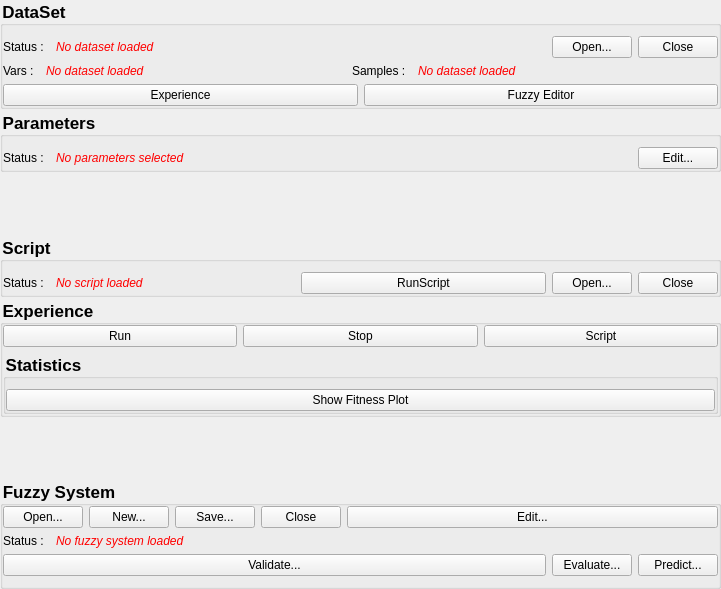
Above: fuge-lc/fugemain.ui from ThibaultSchowing/FUGE-LC before the change. Below: the same form after it.
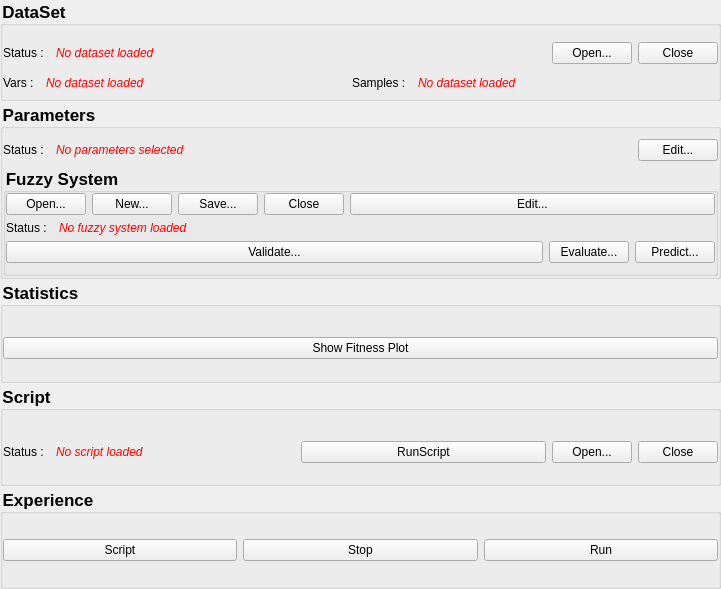
That is the form after the change. Icons and pictures are not drawn.

Commit message: reverted bad changed main ui

Patch:
```diff
--- a/fuge-lc/fugemain.ui
+++ b/fuge-lc/fugemain.ui
@@ -266,22 +266,7 @@
         </layout>
        </item>
        <item>
-        <layout class="QHBoxLayout" name="horizontalLayout_8" stretch="0,0">
-         <item>
-          <widget class="QPushButton" name="btShowExperience">
-           <property name="text">
-            <string>Experience</string>
-           </property>
-          </widget>
-         </item>
-         <item>
-          <widget class="QPushButton" name="btShowFuzzyEdition">
-           <property name="text">
-            <string>Fuzzy Editor</string>
-           </property>
-          </widget>
-         </item>
-        </layout>
+        <layout class="QHBoxLayout" name="horizontalLayout_8" stretch=""/>
        </item>
       </layout>
      </widget>
@@ -390,21 +375,273 @@
          </item>
         </layout>
        </item>
+       <item>
+        <widget class="QGroupBox" name="groupBox_FuzzySystem">
+         <property name="enabled">
+          <bool>true</bool>
+         </property>
+         <property name="sizePolicy">
+          <sizepolicy hsizetype="Expanding" vsizetype="Preferred">
+           <horstretch>0</horstretch>
+           <verstretch>0</verstretch>
+          </sizepolicy>
+         </property>
+         <property name="styleSheet">
+          <string notr="true">QGroupBox
+{
+	
+	font-size: 13pt;
+    font-weight: bold;
+}
+</string>
+         </property>
+         <property name="title">
+          <string>Fuzzy System</string>
+         </property>
+         <property name="flat">
+          <bool>false</bool>
+         </property>
+         <layout class="QVBoxLayout" name="verticalLayout_6">
+          <property name="leftMargin">
+           <number>0</number>
+          </property>
+          <property name="topMargin">
+           <number>0</number>
+          </property>
+          <property name="rightMargin">
+           <number>0</number>
+          </property>
+          <property name="bottomMargin">
+           <number>10</number>
+          </property>
+          <item>
+           <layout class="QHBoxLayout" name="horizontalLayout_10">
+            <item>
+             <widget class="QPushButton" name="btOpenFuzzy">
+              <property name="sizePolicy">
+               <sizepolicy hsizetype="Fixed" vsizetype="Fixed">
+                <horstretch>0</horstretch>
+                <verstretch>0</verstretch>
+               </sizepolicy>
+              </property>
+              <property name="text">
+               <string>Open...</string>
+              </property>
+             </widget>
+            </item>
+            <item>
+             <widget class="QPushButton" name="btNewFuzzy">
+              <property name="sizePolicy">
+               <sizepolicy hsizetype="Fixed" vsizetype="Fixed">
+                <horstretch>0</horstretch>
+                <verstretch>0</verstretch>
+               </sizepolicy>
+              </property>
+              <property name="text">
+               <string>New...</string>
+              </property>
+             </widget>
+            </item>
+            <item>
+             <widget class="QPushButton" name="btSaveFuzzy">
+              <property name="sizePolicy">
+               <sizepolicy hsizetype="Fixed" vsizetype="Fixed">
+                <horstretch>0</horstretch>
+                <verstretch>0</verstretch>
+               </sizepolicy>
+              </property>
+              <property name="text">
+               <string>Save...</string>
+              </property>
+             </widget>
+            </item>
+            <item>
+             <widget class="QPushButton" name="btCloseFuzzy">
+              <property name="sizePolicy">
+               <sizepolicy hsizetype="Fixed" vsizetype="Fixed">
+                <horstretch>0</horstretch>
+                <verstretch>0</verstretch>
+               </sizepolicy>
+              </property>
+              <property name="text">
+               <string>Close</string>
+              </property>
+             </widget>
+            </item>
+            <item>
+             <widget class="QPushButton" name="btEditFuzzy">
+              <property name="text">
+               <string>Edit...</string>
+              </property>
+             </widget>
+            </item>
+           </layout>
+          </item>
+          <item>
+           <layout class="QHBoxLayout" name="horizontalLayout_12">
+            <item>
+             <widget class="QLabel" name="label_2">
+              <property name="sizePolicy">
+               <sizepolicy hsizetype="Fixed" vsizetype="Fixed">
+                <horstretch>0</horstretch>
+                <verstretch>0</verstretch>
+               </sizepolicy>
+              </property>
+              <property name="font">
+               <font>
+                <bold>false</bold>
+               </font>
+              </property>
+              <property name="text">
+               <string>Status :</string>
+              </property>
+             </widget>
+            </item>
+            <item>
+             <widget class="QLabel" name="label_fuzzyInfo">
+              <property name="sizePolicy">
+               <sizepolicy hsizetype="Minimum" vsizetype="Fixed">
+                <horstretch>0</horstretch>
+                <verstretch>0</verstretch>
+               </sizepolicy>
+              </property>
+              <property name="font">
+               <font>
+                <italic>true</italic>
+               </font>
+              </property>
+              <property name="styleSheet">
+               <string notr="true">color: rgb(255, 0, 0);</string>
+              </property>
+              <property name="text">
+               <string>No fuzzy system loaded</string>
+              </property>
+              <property name="wordWrap">
+               <bool>true</bool>
+              </property>
+              <property name="margin">
+               <number>0</number>
+              </property>
+              <property name="indent">
+               <number>6</number>
+              </property>
+              <property name="textInteractionFlags">
+               <set>Qt::LinksAccessibleByMouse|Qt::TextSelectableByMouse</set>
+              </property>
+             </widget>
+            </item>
+           </layout>
+          </item>
+          <item>
+           <layout class="QHBoxLayout" name="horizontalLayout_11">
+            <item>
+             <widget class="QPushButton" name="btValidate">
+              <property name="font">
+               <font>
+                <bold>false</bold>
+               </font>
+              </property>
+              <property name="text">
+               <string>Validate...</string>
+              </property>
+             </widget>
+            </item>
+            <item>
+             <widget class="QPushButton" name="btEvaluate">
+              <property name="sizePolicy">
+               <sizepolicy hsizetype="Fixed" vsizetype="Fixed">
+                <horstretch>0</horstretch>
+                <verstretch>0</verstretch>
+               </sizepolicy>
+              </property>
+              <property name="font">
+               <font>
+                <bold>false</bold>
+               </font>
+              </property>
+              <property name="text">
+               <string>Evaluate...</string>
+              </property>
+              <property name="flat">
+               <bool>false</bool>
+              </property>
+             </widget>
+            </item>
+            <item>
+             <widget class="QPushButton" name="btPredict">
+              <property name="sizePolicy">
+               <sizepolicy hsizetype="Fixed" vsizetype="Fixed">
+                <horstretch>0</horstretch>
+                <verstretch>0</verstretch>
+               </sizepolicy>
+              </property>
+              <property name="font">
+               <font>
+                <bold>false</bold>
+               </font>
+              </property>
+              <property name="text">
+               <string>Predict...</string>
+              </property>
+             </widget>
+            </item>
+           </layout>
+          </item>
+         </layout>
+        </widget>
+       </item>
       </layout>
      </widget>
     </item>
     <item>
-     <spacer name="verticalSpacer">
-      <property name="orientation">
-       <enum>Qt::Vertical</enum>
+     <widget class="QGroupBox" name="groupBox_Statistics">
+      <property name="sizePolicy">
+       <sizepolicy hsizetype="Expanding" vsizetype="Preferred">
+        <horstretch>0</horstretch>
+        <verstretch>0</verstretch>
+       </sizepolicy>
       </property>
-      <property name="sizeHint" stdset="0">
-       <size>
-        <width>20</width>
-        <height>0</height>
-       </size>
+      <property name="styleSheet">
+       <string notr="true">QGroupBox
+{
+	
+	font-size: 13pt;
+    font-weight: bold;
+}
+</string>
       </property>
-     </spacer>
+      <property name="title">
+       <string>Statistics</string>
+      </property>
+      <property name="flat">
+       <bool>false</bool>
+      </property>
+      <layout class="QVBoxLayout" name="verticalLayout_7">
+       <property name="leftMargin">
+        <number>0</number>
+       </property>
+       <property name="topMargin">
+        <number>10</number>
+       </property>
+       <property name="rightMargin">
+        <number>0</number>
+       </property>
+       <property name="bottomMargin">
+        <number>0</number>
+       </property>
+       <item>
+        <layout class="QHBoxLayout" name="horizontalLayout_14">
+         <item>
+          <widget class="QPushButton" name="btGraph">
+           <property name="text">
+            <string>Show Fitness Plot</string>
+           </property>
+          </widget>
+         </item>
+        </layout>
+       </item>
+      </layout>
+     </widget>
     </item>
     <item>
      <widget class="QGroupBox" name="groupBox_Script">
@@ -573,32 +810,6 @@
            <property name="leftMargin">
             <number>0</number>
            </property>
-           <item>
-            <widget class="QPushButton" name="btRun">
-             <property name="sizePolicy">
-              <sizepolicy hsizetype="Minimum" vsizetype="Fixed">
-               <horstretch>0</horstretch>
-               <verstretch>0</verstretch>
-              </sizepolicy>
-             </property>
-             <property name="text">
-              <string>Run</string>
-             </property>
-            </widget>
-           </item>
-           <item>
-            <widget class="QPushButton" name="btStop">
-             <property name="sizePolicy">
-              <sizepolicy hsizetype="Minimum" vsizetype="Fixed">
-               <horstretch>0</horstretch>
-               <verstretch>0</verstretch>
-              </sizepolicy>
-             </property>
-             <property name="text">
-              <string>Stop</string>
-             </property>
-            </widget>
-           </item>
            <item>
             <widget class="QPushButton" name="btScript">
              <property name="sizePolicy">
@@ -615,285 +826,33 @@
              </property>
             </widget>
            </item>
+           <item>
+            <widget class="QPushButton" name="btStop">
+             <property name="sizePolicy">
+              <sizepolicy hsizetype="Minimum" vsizetype="Fixed">
+               <horstretch>0</horstretch>
+               <verstretch>0</verstretch>
+              </sizepolicy>
+             </property>
+             <property name="text">
+              <string>Stop</string>
+             </property>
+            </widget>
+           </item>
+           <item>
+            <widget class="QPushButton" name="btRun">
+             <property name="sizePolicy">
+              <sizepolicy hsizetype="Minimum" vsizetype="Fixed">
+               <horstretch>0</horstretch>
+               <verstretch>0</verstretch>
+              </sizepolicy>
+             </property>
+             <property name="text">
+              <string>Run</string>
+             </property>
+            </widget>
+           </item>
           </layout>
-         </item>
-        </layout>
-       </item>
-       <item>
-        <widget class="QGroupBox" name="groupBox_Statistics">
-         <property name="sizePolicy">
-          <sizepolicy hsizetype="Expanding" vsizetype="Preferred">
-           <horstretch>0</horstretch>
-           <verstretch>0</verstretch>
-          </sizepolicy>
-         </property>
-         <property name="styleSheet">
-          <string notr="true">QGroupBox
-{
-	
-	font-size: 13pt;
-    font-weight: bold;
-}
-</string>
-         </property>
-         <property name="title">
-          <string>Statistics</string>
-         </property>
-         <property name="flat">
-          <bool>false</bool>
-         </property>
-         <layout class="QVBoxLayout" name="verticalLayout_7">
-          <property name="leftMargin">
-           <number>0</number>
-          </property>
-          <property name="topMargin">
-           <number>10</number>
-          </property>
-          <property name="rightMargin">
-           <number>0</number>
-          </property>
-          <property name="bottomMargin">
-           <number>0</number>
-          </property>
-          <item>
-           <layout class="QHBoxLayout" name="horizontalLayout_14">
-            <item>
-             <widget class="QPushButton" name="btGraph">
-              <property name="text">
-               <string>Show Fitness Plot</string>
-              </property>
-             </widget>
-            </item>
-           </layout>
-          </item>
-         </layout>
-        </widget>
-       </item>
-      </layout>
-     </widget>
-    </item>
-    <item>
-     <spacer name="verticalSpacer_2">
-      <property name="orientation">
-       <enum>Qt::Vertical</enum>
-      </property>
-      <property name="sizeHint" stdset="0">
-       <size>
-        <width>20</width>
-        <height>40</height>
-       </size>
-      </property>
-     </spacer>
-    </item>
-    <item>
-     <widget class="QGroupBox" name="groupBox_FuzzySystem">
-      <property name="enabled">
-       <bool>true</bool>
-      </property>
-      <property name="sizePolicy">
-       <sizepolicy hsizetype="Expanding" vsizetype="Preferred">
-        <horstretch>0</horstretch>
-        <verstretch>0</verstretch>
-       </sizepolicy>
-      </property>
-      <property name="styleSheet">
-       <string notr="true">QGroupBox
-{
-	
-	font-size: 13pt;
-    font-weight: bold;
-}
-</string>
-      </property>
-      <property name="title">
-       <string>Fuzzy System</string>
-      </property>
-      <property name="flat">
-       <bool>false</bool>
-      </property>
-      <layout class="QVBoxLayout" name="verticalLayout_6">
-       <property name="leftMargin">
-        <number>0</number>
-       </property>
-       <property name="topMargin">
-        <number>0</number>
-       </property>
-       <property name="rightMargin">
-        <number>0</number>
-       </property>
-       <property name="bottomMargin">
-        <number>10</number>
-       </property>
-       <item>
-        <layout class="QHBoxLayout" name="horizontalLayout_10">
-         <item>
-          <widget class="QPushButton" name="btOpenFuzzy">
-           <property name="sizePolicy">
-            <sizepolicy hsizetype="Fixed" vsizetype="Fixed">
-             <horstretch>0</horstretch>
-             <verstretch>0</verstretch>
-            </sizepolicy>
-           </property>
-           <property name="text">
-            <string>Open...</string>
-           </property>
-          </widget>
-         </item>
-         <item>
-          <widget class="QPushButton" name="btNewFuzzy">
-           <property name="sizePolicy">
-            <sizepolicy hsizetype="Fixed" vsizetype="Fixed">
-             <horstretch>0</horstretch>
-             <verstretch>0</verstretch>
-            </sizepolicy>
-           </property>
-           <property name="text">
-            <string>New...</string>
-           </property>
-          </widget>
-         </item>
-         <item>
-          <widget class="QPushButton" name="btSaveFuzzy">
-           <property name="sizePolicy">
-            <sizepolicy hsizetype="Fixed" vsizetype="Fixed">
-             <horstretch>0</horstretch>
-             <verstretch>0</verstretch>
-            </sizepolicy>
-           </property>
-           <property name="text">
-            <string>Save...</string>
-           </property>
-          </widget>
-         </item>
-         <item>
-          <widget class="QPushButton" name="btCloseFuzzy">
-           <property name="sizePolicy">
-            <sizepolicy hsizetype="Fixed" vsizetype="Fixed">
-             <horstretch>0</horstretch>
-             <verstretch>0</verstretch>
-            </sizepolicy>
-           </property>
-           <property name="text">
-            <string>Close</string>
-           </property>
-          </widget>
-         </item>
-         <item>
-          <widget class="QPushButton" name="btEditFuzzy">
-           <property name="text">
-            <string>Edit...</string>
-           </property>
-          </widget>
-         </item>
-        </layout>
-       </item>
-       <item>
-        <layout class="QHBoxLayout" name="horizontalLayout_12">
-         <item>
-          <widget class="QLabel" name="label_2">
-           <property name="sizePolicy">
-            <sizepolicy hsizetype="Fixed" vsizetype="Fixed">
-             <horstretch>0</horstretch>
-             <verstretch>0</verstretch>
-            </sizepolicy>
-           </property>
-           <property name="font">
-            <font>
-             <bold>false</bold>
-            </font>
-           </property>
-           <property name="text">
-            <string>Status :</string>
-           </property>
-          </widget>
-         </item>
-         <item>
-          <widget class="QLabel" name="label_fuzzyInfo">
-           <property name="sizePolicy">
-            <sizepolicy hsizetype="Minimum" vsizetype="Fixed">
-             <horstretch>0</horstretch>
-             <verstretch>0</verstretch>
-            </sizepolicy>
-           </property>
-           <property name="font">
-            <font>
-             <italic>true</italic>
-            </font>
-           </property>
-           <property name="styleSheet">
-            <string notr="true">color: rgb(255, 0, 0);</string>
-           </property>
-           <property name="text">
-            <string>No fuzzy system loaded</string>
-           </property>
-           <property name="wordWrap">
-            <bool>true</bool>
-           </property>
-           <property name="margin">
-            <number>0</number>
-           </property>
-           <property name="indent">
-            <number>6</number>
-           </property>
-           <property name="textInteractionFlags">
-            <set>Qt::LinksAccessibleByMouse|Qt::TextSelectableByMouse</set>
-           </property>
-          </widget>
-         </item>
-        </layout>
-       </item>
-       <item>
-        <layout class="QHBoxLayout" name="horizontalLayout_11">
-         <item>
-          <widget class="QPushButton" name="btValidate">
-           <property name="font">
-            <font>
-             <bold>false</bold>
-            </font>
-           </property>
-           <property name="text">
-            <string>Validate...</string>
-           </property>
-          </widget>
-         </item>
-         <item>
-          <widget class="QPushButton" name="btEvaluate">
-           <property name="sizePolicy">
-            <sizepolicy hsizetype="Fixed" vsizetype="Fixed">
-             <horstretch>0</horstretch>
-             <verstretch>0</verstretch>
-            </sizepolicy>
-           </property>
-           <property name="font">
-            <font>
-             <bold>false</bold>
-            </font>
-           </property>
-           <property name="text">
-            <string>Evaluate...</string>
-           </property>
-           <property name="flat">
-            <bool>false</bool>
-           </property>
-          </widget>
-         </item>
-         <item>
-          <widget class="QPushButton" name="btPredict">
-           <property name="sizePolicy">
-            <sizepolicy hsizetype="Fixed" vsizetype="Fixed">
-             <horstretch>0</horstretch>
-             <verstretch>0</verstretch>
-            </sizepolicy>
-           </property>
-           <property name="font">
-            <font>
-             <bold>false</bold>
-            </font>
-           </property>
-           <property name="text">
-            <string>Predict...</string>
-           </property>
-          </widget>
          </item>
         </layout>
        </item>
```
The commit also changes 2 other files.
